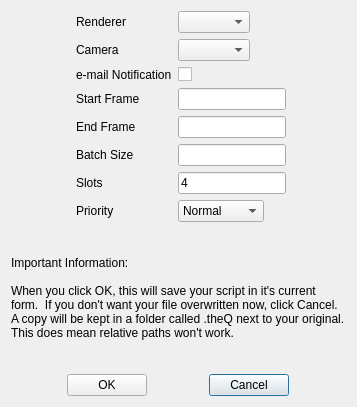
Before: the Qt Designer form plugins/maya/dialog.ui in primefocusworld/sge4vfx, drawn with Qt 5.
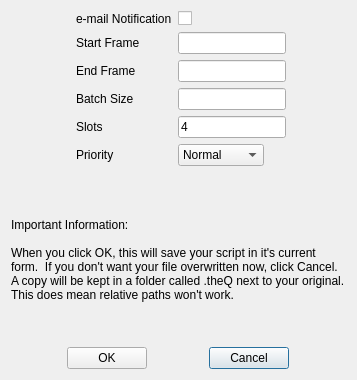
After: the same form once the commit is applied.

Commit message: Working.  Simply removed the camera and renderer comboBoxes to simplify things.  The user can just use the render globals to set 'em

```diff
--- a/plugins/maya/dialog.ui
+++ b/plugins/maya/dialog.ui
@@ -7,7 +7,7 @@
     <x>0</x>
     <y>0</y>
     <width>357</width>
-    <height>407</height>
+    <height>380</height>
    </rect>
   </property>
   <property name="windowTitle">
@@ -22,72 +22,72 @@
      <property name="formAlignment">
       <set>Qt::AlignHCenter|Qt::AlignTop</set>
      </property>
-     <item row="3" column="0">
+     <item row="0" column="0">
+      <widget class="QLabel" name="eMailNotificationLabel">
+       <property name="text">
+        <string>e-mail Notification</string>
+       </property>
+      </widget>
+     </item>
+     <item row="0" column="1">
+      <widget class="QCheckBox" name="eMailNotificationCheckBox">
+       <property name="text">
+        <string/>
+       </property>
+      </widget>
+     </item>
+     <item row="1" column="0">
       <widget class="QLabel" name="startFrameLabel">
        <property name="text">
         <string>Start Frame</string>
        </property>
       </widget>
      </item>
-     <item row="3" column="1">
+     <item row="1" column="1">
       <widget class="QLineEdit" name="startFrameLineEdit"/>
      </item>
-     <item row="0" column="0">
-      <widget class="QLabel" name="rendererLabel">
-       <property name="text">
-        <string>Renderer</string>
-       </property>
-      </widget>
-     </item>
-     <item row="0" column="1">
-      <widget class="QComboBox" name="rendererComboBox"/>
-     </item>
-     <item row="4" column="0">
+     <item row="2" column="0">
       <widget class="QLabel" name="endFrameLabel">
        <property name="text">
         <string>End Frame</string>
        </property>
       </widget>
      </item>
-     <item row="4" column="1">
+     <item row="2" column="1">
       <widget class="QLineEdit" name="endFrameLineEdit"/>
      </item>
-     <item row="6" column="0">
+     <item row="3" column="0">
+      <widget class="QLabel" name="batchSizeLabel">
+       <property name="text">
+        <string>Batch Size</string>
+       </property>
+      </widget>
+     </item>
+     <item row="3" column="1">
+      <widget class="QLineEdit" name="batchSizeLineEdit"/>
+     </item>
+     <item row="4" column="0">
       <widget class="QLabel" name="slotsLabel">
        <property name="text">
         <string>Slots</string>
        </property>
       </widget>
      </item>
-     <item row="6" column="1">
+     <item row="4" column="1">
       <widget class="QLineEdit" name="slotsLineEdit">
        <property name="text">
         <string>4</string>
        </property>
       </widget>
      </item>
-     <item row="2" column="0">
-      <widget class="QLabel" name="eMailNotificationLabel">
-       <property name="text">
-        <string>e-mail Notification</string>
-       </property>
-      </widget>
-     </item>
-     <item row="2" column="1">
-      <widget class="QCheckBox" name="eMailNotificationCheckBox">
-       <property name="text">
-        <string/>
-       </property>
-      </widget>
-     </item>
-     <item row="7" column="0">
+     <item row="5" column="0">
       <widget class="QLabel" name="priorityLabel">
        <property name="text">
         <string>Priority</string>
        </property>
       </widget>
      </item>
-     <item row="7" column="1">
+     <item row="5" column="1">
       <widget class="QComboBox" name="priorityComboBox">
        <item>
         <property name="text">
@@ -106,26 +106,6 @@
        </item>
       </widget>
      </item>
-     <item row="5" column="0">
-      <widget class="QLabel" name="batchSizeLabel">
-       <property name="text">
-        <string>Batch Size</string>
-       </property>
-      </widget>
-     </item>
-     <item row="5" column="1">
-      <widget class="QLineEdit" name="batchSizeLineEdit"/>
-     </item>
-     <item row="1" column="0">
-      <widget class="QLabel" name="cameraLabel">
-       <property name="text">
-        <string>Camera</string>
-       </property>
-      </widget>
-     </item>
-     <item row="1" column="1">
-      <widget class="QComboBox" name="cameraComboBox"/>
-     </item>
     </layout>
    </item>
    <item>
```
The commit also changes 1 other file.
